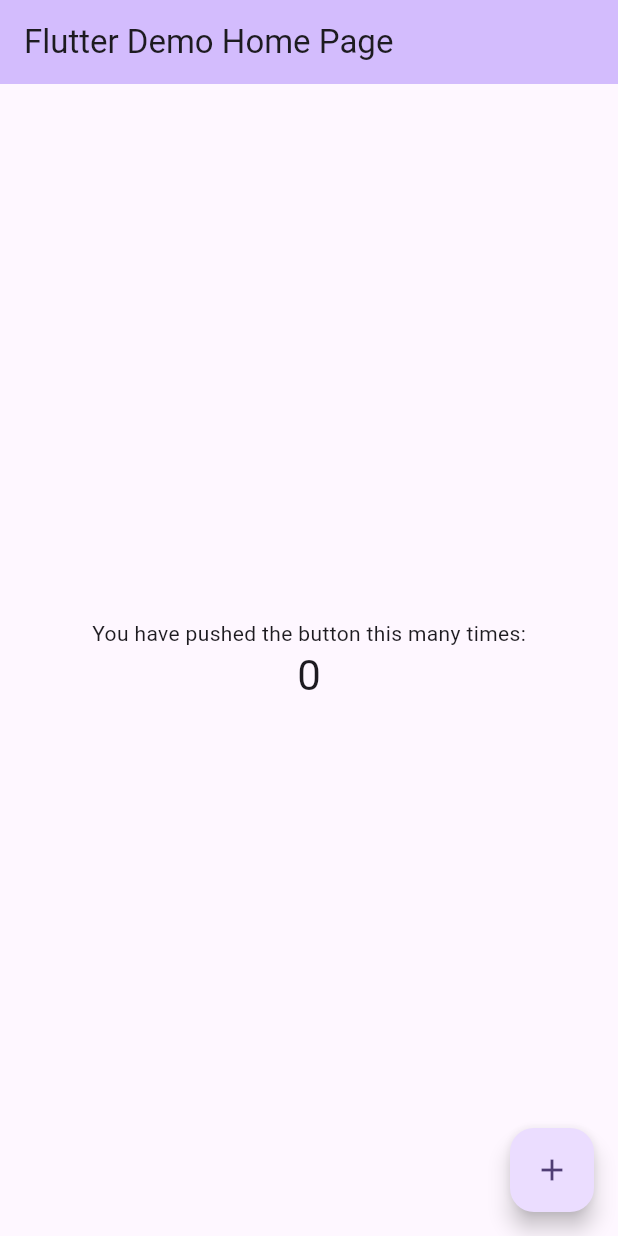
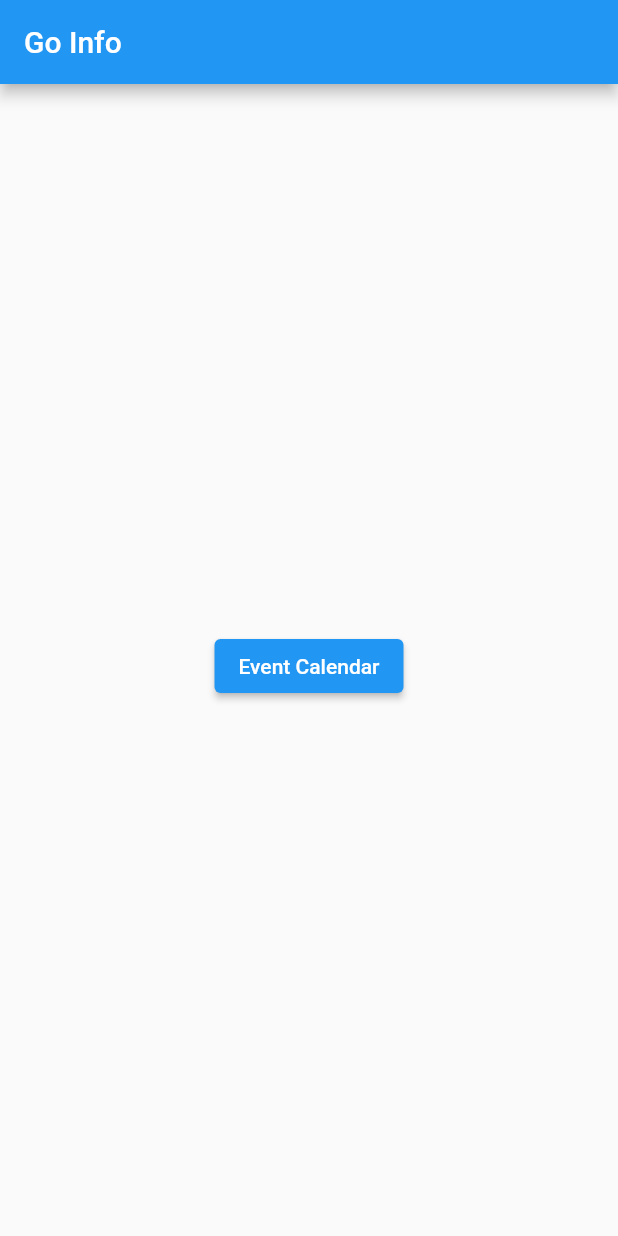
Before and after one commit to miiandyuu/goInfo, a Flutter app: the screen it shows after launch, on a phone screen of 412 x 824 dp. Run offline on Flutter 3.47's test engine with Material 2 defaults, Android fonts, the phone set to English and light mode, and no system bars; our stand-ins replace table_calendar.

Commit message:
Feature: Event Calender #1 Implemented & Unit Test

```diff
--- a/lib/main.dart
+++ b/lib/main.dart
@@ -1,125 +1,59 @@
 import 'package:flutter/material.dart';
+import 'presentation/pages/event_calendar.dart';
+import 'package:intl/date_symbol_data_local.dart';
 
 void main() {
-  runApp(const MyApp());
+  initializeDateFormatting().then((value) => runApp(const GoInfoApp()));
 }
 
-class MyApp extends StatelessWidget {
-  const MyApp({super.key});
+class GoInfoApp extends StatelessWidget {
+  const GoInfoApp({super.key});
 
-  // This widget is the root of your application.
   @override
   Widget build(BuildContext context) {
     return MaterialApp(
-      title: 'Flutter Demo',
+      title: 'Go Info',
       theme: ThemeData(
-        // This is the theme of your application.
-        //
-        // TRY THIS: Try running your application with "flutter run". You'll see
-        // the application has a blue toolbar. Then, without quitting the app,
-        // try changing the seedColor in the colorScheme below to Colors.green
-        // and then invoke "hot reload" (save your changes or press the "hot
-        // reload" button in a Flutter-supported IDE, or press "r" if you used
-        // the command line to start the app).
-        //
-        // Notice that the counter didn't reset back to zero; the application
-        // state is not lost during the reload. To reset the state, use hot
-        // restart instead.
-        //
-        // This works for code too, not just values: Most code changes can be
-        // tested with just a hot reload.
-        colorScheme: ColorScheme.fromSeed(seedColor: Colors.deepPurple),
-        useMaterial3: true,
+        primarySwatch: Colors.blue,
       ),
-      home: const MyHomePage(title: 'Flutter Demo Home Page'),
+      home: const HomePage(),
     );
   }
 }
 
-class MyHomePage extends StatefulWidget {
-  const MyHomePage({super.key, required this.title});
-
-  // This widget is the home page of your application. It is stateful, meaning
-  // that it has a State object (defined below) that contains fields that affect
-  // how it looks.
-
-  // This class is the configuration for the state. It holds the values (in this
-  // case the title) provided by the parent (in this case the App widget) and
-  // used by the build method of the State. Fields in a Widget subclass are
-  // always marked "final".
-
-  final String title;
+class HomePage extends StatefulWidget {
+  const HomePage({super.key});
 
   @override
-  State<MyHomePage> createState() => _MyHomePageState();
+  State<HomePage> createState() => _HomePageState();
 }
 
-class _MyHomePageState extends State<MyHomePage> {
-  int _counter = 0;
-
-  void _incrementCounter() {
-    setState(() {
-      // This call to setState tells the Flutter framework that something has
-      // changed in this State, which causes it to rerun the build method below
-      // so that the display can reflect the updated values. If we changed
-      // _counter without calling setState(), then the build method would not be
-      // called again, and so nothing would appear to happen.
-      _counter++;
-    });
-  }
-
+class _HomePageState extends State<HomePage> {
   @override
   Widget build(BuildContext context) {
-    // This method is rerun every time setState is called, for instance as done
-    // by the _incrementCounter method above.
-    //
-    // The Flutter framework has been optimized to make rerunning build methods
-    // fast, so that you can just rebuild anything that needs updating rather
-    // than having to individually change instances of widgets.
     return Scaffold(
       appBar: AppBar(
-        // TRY THIS: Try changing the color here to a specific color (to
-        // Colors.amber, perhaps?) and trigger a hot reload to see the AppBar
-        // change color while the other colors stay the same.
-        backgroundColor: Theme.of(context).colorScheme.inversePrimary,
-        // Here we take the value from the MyHomePage object that was created by
-        // the App.build method, and use it to set our appbar title.
-        title: Text(widget.title),
+        title: const Text('Go Info'),
       ),
       body: Center(
-        // Center is a layout widget. It takes a single child and positions it
-        // in the middle of the parent.
         child: Column(
-          // Column is also a layout widget. It takes a list of children and
-          // arranges them vertically. By default, it sizes itself to fit its
-          // children horizontally, and tries to be as tall as its parent.
-          //
-          // Column has various properties to control how it sizes itself and
-          // how it positions its children. Here we use mainAxisAlignment to
-          // center the children vertically; the main axis here is the vertical
-          // axis because Columns are vertical (the cross axis would be
-          // horizontal).
-          //
-          // TRY THIS: Invoke "debug painting" (choose the "Toggle Debug Paint"
-          // action in the IDE, or press "p" in the console), to see the
-          // wireframe for each widget.
           mainAxisAlignment: MainAxisAlignment.center,
-          children: <Widget>[
-            const Text(
-              'You have pushed the button this many times:',
+          children: [
+            const SizedBox(height: 20.0),
+            ElevatedButton(
+              onPressed: () => Navigator.push(
+                  context,
+                  MaterialPageRoute(
+                    builder: (context) => const EventCalendar(),
+                  )),
+              child: const Text('Event Calendar'),
             ),
-            Text(
-              '$_counter',
-              style: Theme.of(context).textTheme.headlineMedium,
-            ),
+            const SizedBox(
+              height: 12.0,
+            )
           ],
         ),
       ),
-      floatingActionButton: FloatingActionButton(
-        onPressed: _incrementCounter,
-        tooltip: 'Increment',
-        child: const Icon(Icons.add),
-      ), // This trailing comma makes auto-formatting nicer for build methods.
     );
   }
 }
--- /dev/null
+++ b/lib/utils.dart
@@ -0,0 +1,41 @@
+import 'dart:collection';
+
+import 'package:table_calendar/table_calendar.dart';
+
+class Event {
+  final String title;
+
+  const Event(this.title);
+
+  @override
+  String toString() => title;
+}
+
+final kEvents = LinkedHashMap<DateTime, List<Event>>(
+    equals: isSameDay, hashCode: getHashCode)
+  ..addAll(_kEventSource);
+
+final _kEventSource = {
+  for (var item in List.generate(50, (index) => index))
+    DateTime.utc(kFirstDay.year, kFirstDay.month, item * 5): List.generate(
+        item % 4 + 1, (index) => Event('Event $item | ${index + 1}'))
+}..addAll({
+    kToday: [
+      const Event('Today\'s Event 1'),
+      const Event('Today\'s Event 2'),
+    ]
+  });
+
+int getHashCode(DateTime key) {
+  return key.day * 1000000 + key.month * 10000 + key.year;
+}
+
+List<DateTime> daysInRange(DateTime first, DateTime last) {
+  final dayCount = last.difference(first).inDays + 1;
+  return List.generate(dayCount,
+      (index) => DateTime.utc(first.year, first.month, first.day + index));
+}
+
+final kToday = DateTime.now();
+final kFirstDay = DateTime(kToday.year, kToday.month - 3, kToday.day);
+final kLastDay = DateTime(kToday.year, kToday.month + 3, kToday.day);
```
Also changed, not shown: lib/presentation/pages/event_calendar.dart (added, +158 -0 lines), pubspec.yaml (+12 -68 lines), pubspec.lock, 2 other files.
